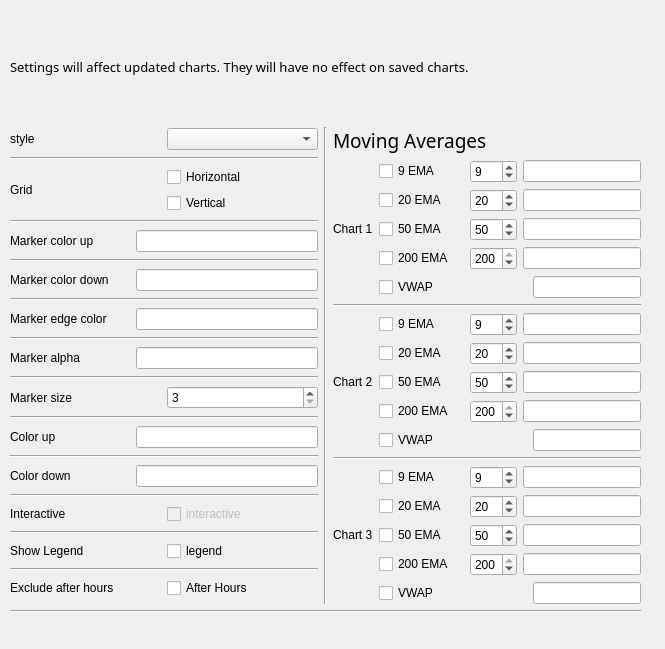
MikePia/structjour, file structjour/view/forms/chartform.ui: the form before one commit.
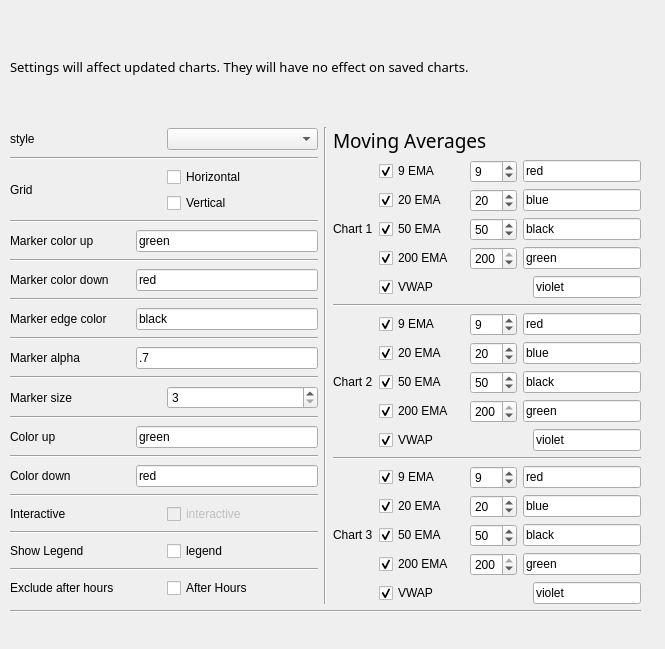
The form after the commit. Icons and pictures are not drawn.

Commit message: Added default values to chart form

Patch:
```diff
--- a/structjour/view/forms/chartform.ui
+++ b/structjour/view/forms/chartform.ui
@@ -152,7 +152,11 @@
            </widget>
           </item>
           <item>
-           <widget class="QLineEdit" name="markerColorUp"/>
+           <widget class="QLineEdit" name="markerColorUp">
+            <property name="text">
+             <string>green</string>
+            </property>
+           </widget>
           </item>
          </layout>
         </item>
@@ -191,7 +195,11 @@
            </widget>
           </item>
           <item>
-           <widget class="QLineEdit" name="markerColorDown"/>
+           <widget class="QLineEdit" name="markerColorDown">
+            <property name="text">
+             <string>red</string>
+            </property>
+           </widget>
           </item>
          </layout>
         </item>
@@ -230,7 +238,11 @@
            </widget>
           </item>
           <item>
-           <widget class="QLineEdit" name="markerEdgeColor"/>
+           <widget class="QLineEdit" name="markerEdgeColor">
+            <property name="text">
+             <string>black</string>
+            </property>
+           </widget>
           </item>
          </layout>
         </item>
@@ -273,6 +285,9 @@
             <property name="toolTip">
              <string>&lt;html&gt;&lt;head/&gt;&lt;body&gt;&lt;p&gt;Values between 0 and 1&lt;/p&gt;&lt;/body&gt;&lt;/html&gt;</string>
             </property>
+            <property name="text">
+             <string>.7</string>
+            </property>
            </widget>
           </item>
          </layout>
@@ -340,7 +355,11 @@
            </widget>
           </item>
           <item>
-           <widget class="QLineEdit" name="colorUp"/>
+           <widget class="QLineEdit" name="colorUp">
+            <property name="text">
+             <string>green</string>
+            </property>
+           </widget>
           </item>
          </layout>
         </item>
@@ -379,7 +398,11 @@
            </widget>
           </item>
           <item>
-           <widget class="QLineEdit" name="colorDown"/>
+           <widget class="QLineEdit" name="colorDown">
+            <property name="text">
+             <string>red</string>
+            </property>
+           </widget>
           </item>
          </layout>
         </item>
@@ -534,6 +557,9 @@
                 <property name="text">
                  <string>9 EMA</string>
                 </property>
+                <property name="checked">
+                 <bool>true</bool>
+                </property>
                </widget>
               </item>
               <item>
@@ -550,7 +576,11 @@
                </widget>
               </item>
               <item>
-               <widget class="QLineEdit" name="chart1MA1Color"/>
+               <widget class="QLineEdit" name="chart1MA1Color">
+                <property name="text">
+                 <string>red</string>
+                </property>
+               </widget>
               </item>
              </layout>
             </item>
@@ -579,6 +609,9 @@
                 <property name="text">
                  <string>20 EMA</string>
                 </property>
+                <property name="checked">
+                 <bool>true</bool>
+                </property>
                </widget>
               </item>
               <item>
@@ -595,7 +628,11 @@
                </widget>
               </item>
               <item>
-               <widget class="QLineEdit" name="chart1MA2Color"/>
+               <widget class="QLineEdit" name="chart1MA2Color">
+                <property name="text">
+                 <string>blue</string>
+                </property>
+               </widget>
               </item>
              </layout>
             </item>
@@ -624,6 +661,9 @@
                 <property name="text">
                  <string>50 EMA</string>
                 </property>
+                <property name="checked">
+                 <bool>true</bool>
+                </property>
                </widget>
               </item>
               <item>
@@ -640,7 +680,11 @@
                </widget>
               </item>
               <item>
-               <widget class="QLineEdit" name="chart1MA3Color"/>
+               <widget class="QLineEdit" name="chart1MA3Color">
+                <property name="text">
+                 <string>black</string>
+                </property>
+               </widget>
               </item>
              </layout>
             </item>
@@ -669,6 +713,9 @@
                 <property name="text">
                  <string>200 EMA</string>
                 </property>
+                <property name="checked">
+                 <bool>true</bool>
+                </property>
                </widget>
               </item>
               <item>
@@ -685,7 +732,11 @@
                </widget>
               </item>
               <item>
-               <widget class="QLineEdit" name="chart1MA4Color"/>
+               <widget class="QLineEdit" name="chart1MA4Color">
+                <property name="text">
+                 <string>green</string>
+                </property>
+               </widget>
               </item>
              </layout>
             </item>
@@ -696,6 +747,9 @@
                 <property name="text">
                  <string>VWAP</string>
                 </property>
+                <property name="checked">
+                 <bool>true</bool>
+                </property>
                </widget>
               </item>
               <item>
@@ -712,7 +766,11 @@
                </spacer>
               </item>
               <item>
-               <widget class="QLineEdit" name="chart1VWAPColor"/>
+               <widget class="QLineEdit" name="chart1VWAPColor">
+                <property name="text">
+                 <string>violet</string>
+                </property>
+               </widget>
               </item>
              </layout>
             </item>
@@ -763,6 +821,9 @@
                 <property name="text">
                  <string>9 EMA</string>
                 </property>
+                <property name="checked">
+                 <bool>true</bool>
+                </property>
                </widget>
               </item>
               <item>
@@ -779,7 +840,11 @@
                </widget>
               </item>
               <item>
-               <widget class="QLineEdit" name="chart2MA1Color"/>
+               <widget class="QLineEdit" name="chart2MA1Color">
+                <property name="text">
+                 <string>red</string>
+                </property>
+               </widget>
               </item>
              </layout>
             </item>
@@ -808,6 +873,9 @@
                 <property name="text">
                  <string>20 EMA</string>
                 </property>
+                <property name="checked">
+                 <bool>true</bool>
+                </property>
                </widget>
               </item>
               <item>
@@ -824,7 +892,11 @@
                </widget>
               </item>
               <item>
-               <widget class="QLineEdit" name="chart2MA2Color"/>
+               <widget class="QLineEdit" name="chart2MA2Color">
+                <property name="text">
+                 <string>blue</string>
+                </property>
+               </widget>
               </item>
              </layout>
             </item>
@@ -853,6 +925,9 @@
                 <property name="text">
                  <string>50 EMA</string>
                 </property>
+                <property name="checked">
+                 <bool>true</bool>
+                </property>
                </widget>
               </item>
               <item>
@@ -869,7 +944,11 @@
                </widget>
               </item>
               <item>
-               <widget class="QLineEdit" name="chart2MA3Color"/>
+               <widget class="QLineEdit" name="chart2MA3Color">
+                <property name="text">
+                 <string>black</string>
+                </property>
+               </widget>
               </item>
              </layout>
             </item>
@@ -898,6 +977,9 @@
                 <property name="text">
                  <string>200 EMA</string>
                 </property>
+                <property name="checked">
+                 <bool>true</bool>
+                </property>
                </widget>
               </item>
               <item>
@@ -914,7 +996,11 @@
                </widget>
               </item>
               <item>
-               <widget class="QLineEdit" name="chart2MA4Color"/>
+               <widget class="QLineEdit" name="chart2MA4Color">
+                <property name="text">
+                 <string>green</string>
+                </property>
+               </widget>
               </item>
              </layout>
             </item>
@@ -925,6 +1011,9 @@
                 <property name="text">
                  <string>VWAP</string>
                 </property>
+                <property name="checked">
+                 <bool>true</bool>
+                </property>
                </widget>
               </item>
               <item>
@@ -941,7 +1030,11 @@
                </spacer>
               </item>
               <item>
-               <widget class="QLineEdit" name="chart2VWAPColor"/>
+               <widget class="QLineEdit" name="chart2VWAPColor">
+                <property name="text">
+                 <string>violet</string>
+                </property>
+               </widget>
               </item>
              </layout>
             </item>
@@ -1002,6 +1095,9 @@
                 <property name="text">
                  <string>9 EMA</string>
                 </property>
+                <property name="checked">
+                 <bool>true</bool>
+                </property>
                </widget>
               </item>
               <item>
@@ -1018,7 +1114,11 @@
                </widget>
               </item>
               <item>
-               <widget class="QLineEdit" name="chart3MA1Color"/>
+               <widget class="QLineEdit" name="chart3MA1Color">
+                <property name="text">
+                 <string>red</string>
+                </property>
+               </widget>
               </item>
              </layout>
             </item>
@@ -1047,6 +1147,9 @@
                 <property name="text">
                  <string>20 EMA</string>
                 </property>
+                <property name="checked">
+                 <bool>true</bool>
+                </property>
                </widget>
               </item>
               <item>
@@ -1063,7 +1166,11 @@
                </widget>
               </item>
               <item>
-               <widget class="QLineEdit" name="chart3MA2Color"/>
+               <widget class="QLineEdit" name="chart3MA2Color">
+                <property name="text">
+                 <string>blue</string>
+                </property>
+               </widget>
               </item>
              </layout>
             </item>
@@ -1092,6 +1199,9 @@
                 <property name="text">
                  <string>50 EMA</string>
                 </property>
+                <property name="checked">
+                 <bool>true</bool>
+                </property>
                </widget>
               </item>
               <item>
@@ -1108,7 +1218,11 @@
                </widget>
               </item>
               <item>
-               <widget class="QLineEdit" name="chart3MA3Color"/>
+               <widget class="QLineEdit" name="chart3MA3Color">
+                <property name="text">
+                 <string>black</string>
+                </property>
+               </widget>
               </item>
              </layout>
             </item>
@@ -1137,6 +1251,9 @@
                 <property name="text">
                  <string>200 EMA</string>
                 </property>
+                <property name="checked">
+                 <bool>true</bool>
+                </property>
                </widget>
               </item>
               <item>
@@ -1153,7 +1270,11 @@
                </widget>
               </item>
               <item>
-               <widget class="QLineEdit" name="chart3MA4Color"/>
+               <widget class="QLineEdit" name="chart3MA4Color">
+                <property name="text">
+                 <string>green</string>
+                </property>
+               </widget>
               </item>
              </layout>
             </item>
@@ -1164,6 +1285,9 @@
                 <property name="text">
                  <string>VWAP</string>
                 </property>
+                <property name="checked">
+                 <bool>true</bool>
+                </property>
                </widget>
               </item>
               <item>
@@ -1180,7 +1304,11 @@
                </spacer>
               </item>
               <item>
-               <widget class="QLineEdit" name="chart3VWAPColor"/>
+               <widget class="QLineEdit" name="chart3VWAPColor">
+                <property name="text">
+                 <string>violet</string>
+                </property>
+               </widget>
               </item>
              </layout>
             </item>
```
Left out of the diff: 2 changed lines with no effect on the pictures. The commit also changes 1 other file.
